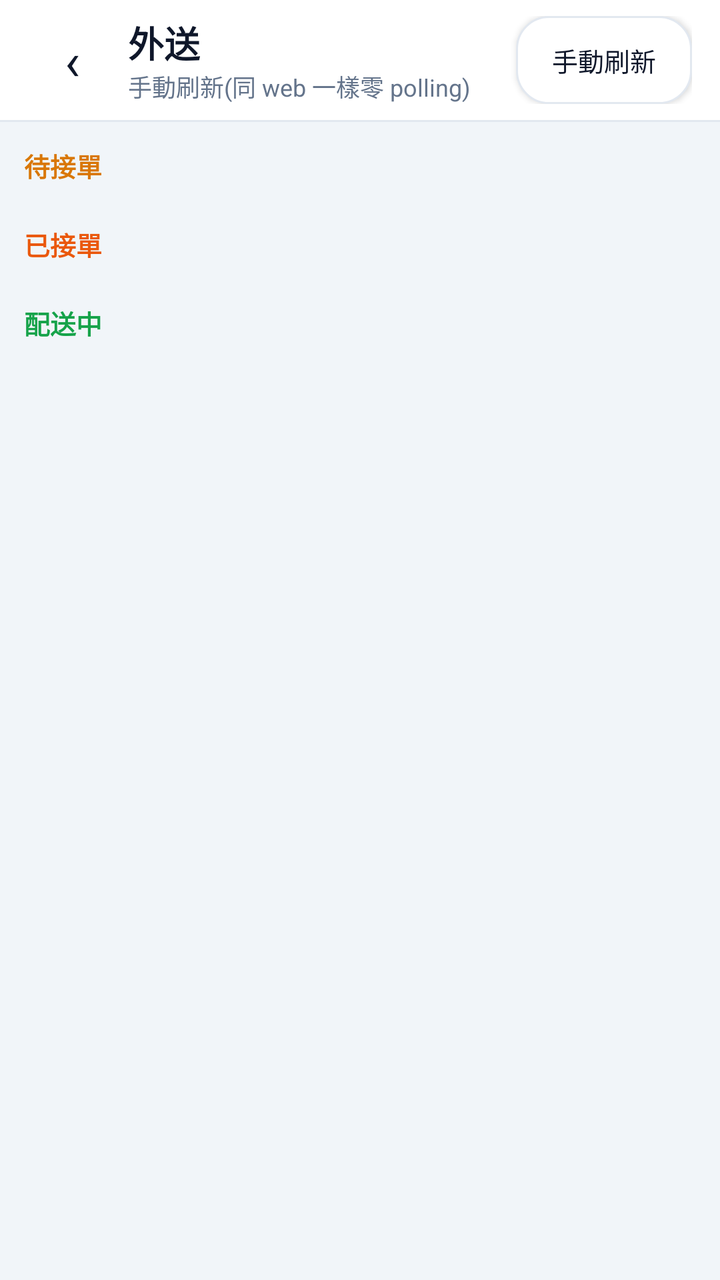
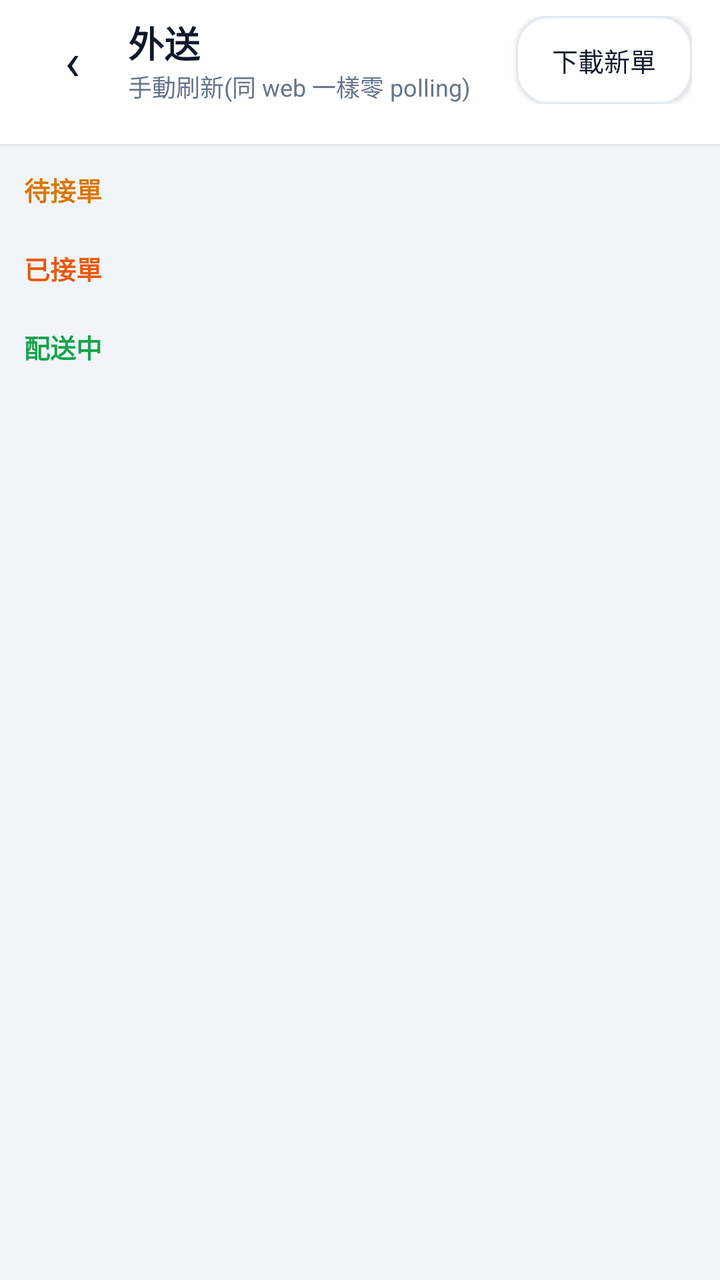

Two renders of the same Android screen: before a commit and after it. Below are the layout's source before the change and the commit's diff.
<!-- AndroidManifest.xml: application theme Theme.MacauposNative -->
<!-- res/layout/activity_delivery.xml -->
<?xml version="1.0" encoding="utf-8"?>
<LinearLayout xmlns:android="http://schemas.android.com/apk/res/android"
    android:layout_width="match_parent"
    android:layout_height="match_parent"
    android:background="@color/bg_screen"
    android:fitsSystemWindows="true"
    android:orientation="vertical">

    <LinearLayout
        android:layout_width="match_parent"
        android:layout_height="wrap_content"
        android:background="@color/card"
        android:gravity="center_vertical"
        android:orientation="horizontal"
        android:paddingHorizontal="14dp"
        android:paddingVertical="8dp">

        <TextView
            android:id="@+id/btnBack"
            android:layout_width="44dp"
            android:layout_height="44dp"
            android:gravity="center"
            android:text="‹"
            android:textColor="@color/text_primary"
            android:textSize="26sp" />

        <LinearLayout
            android:layout_width="0dp"
            android:layout_height="wrap_content"
            android:layout_marginStart="6dp"
            android:layout_weight="1"
            android:orientation="vertical">

            <TextView
                android:layout_width="wrap_content"
                android:layout_height="wrap_content"
                android:text="外送"
                android:textColor="@color/slate_900"
                android:textSize="18sp"
                android:textStyle="bold" />

            <TextView
                android:id="@+id/txtHint"
                android:layout_width="wrap_content"
                android:layout_height="wrap_content"
                android:text="手動刷新(同 web 一樣零 polling)"
                android:textColor="@color/text_secondary"
                android:textSize="12sp" />
        </LinearLayout>

        <Button
            android:id="@+id/btnRefresh"
            android:layout_width="wrap_content"
            android:layout_height="44dp"
            android:background="@drawable/bg_btn_outline"
            android:paddingHorizontal="16dp"
            android:text="手動刷新"
            android:textColor="@color/text_primary"
            android:textSize="13sp" />
    </LinearLayout>

    <View
        android:layout_width="match_parent"
        android:layout_height="1dp"
        android:background="@color/card_border" />

    <ScrollView
        android:layout_width="match_parent"
        android:layout_height="0dp"
        android:layout_weight="1">

        <LinearLayout
            android:layout_width="match_parent"
            android:layout_height="wrap_content"
            android:orientation="vertical"
            android:padding="12dp">

            <LinearLayout
                android:layout_width="match_parent"
                android:layout_height="wrap_content"
                android:orientation="vertical">

                <TextView
                    android:layout_width="match_parent"
                    android:layout_height="wrap_content"
                    android:text="待接單"
                    android:textColor="@color/warn_amber"
                    android:textSize="13sp"
                    android:textStyle="bold" />

                <LinearLayout
                    android:id="@+id/colNew"
                    android:layout_width="match_parent"
                    android:layout_height="wrap_content"
                    android:layout_marginTop="6dp"
                    android:orientation="vertical" />
            </LinearLayout>

            <LinearLayout
                android:layout_width="match_parent"
                android:layout_height="wrap_content"
                android:layout_marginTop="14dp"
                android:orientation="vertical">

                <TextView
                    android:layout_width="match_parent"
                    android:layout_height="wrap_content"
                    android:text="已接單"
                    android:textColor="@color/accent_deep"
                    android:textSize="13sp"
                    android:textStyle="bold" />

                <LinearLayout
                    android:id="@+id/colAccepted"
                    android:layout_width="match_parent"
                    android:layout_height="wrap_content"
                    android:layout_marginTop="6dp"
                    android:orientation="vertical" />
            </LinearLayout>

            <LinearLayout
                android:layout_width="match_parent"
                android:layout_height="wrap_content"
                android:layout_marginTop="14dp"
                android:orientation="vertical">

                <TextView
                    android:layout_width="match_parent"
                    android:layout_height="wrap_content"
                    android:text="配送中"
                    android:textColor="@color/ok_green"
                    android:textSize="13sp"
                    android:textStyle="bold" />

                <LinearLayout
                    android:id="@+id/colPickedUp"
                    android:layout_width="match_parent"
                    android:layout_height="wrap_content"
                    android:layout_marginTop="6dp"
                    android:orientation="vertical" />
            </LinearLayout>
        </LinearLayout>
    </ScrollView>
</LinearLayout>
<!-- resources referenced by this layout -->
<resources>
  <color name="accent_deep">#EA580C</color>
  <color name="bg_screen">#F1F5F9</color>
  <color name="card">#FFFFFF</color>
  <color name="card_border">#E2E8F0</color>
  <color name="ok_green">#16A34A</color>
  <color name="slate_900">#0F172A</color>
  <color name="text_primary">#0F172A</color>
  <color name="text_secondary">#64748B</color>
  <color name="warn_amber">#D97706</color>
  <!-- drawable bg_btn_outline (drawable) -->
  <?xml version="1.0" encoding="utf-8"?>
  <selector xmlns:android="http://schemas.android.com/apk/res/android">
      <item android:state_pressed="true">
          <shape android:shape="rectangle">
              <solid android:color="@color/chip_bg" />
              <corners android:radius="16dp" />
              <stroke android:width="1dp" android:color="@color/text_faint" />
          </shape>
      </item>
      <item>
          <shape android:shape="rectangle">
              <solid android:color="@color/card" />
              <corners android:radius="16dp" />
              <stroke android:width="1dp" android:color="@color/card_border" />
          </shape>
      </item>
  </selector>
  <style name="Theme.MacauposNative" parent="android:Theme.Material.Light.NoActionBar">
          <item name="android:statusBarColor">#F1F5F9</item>
          <item name="android:navigationBarColor">#FFFFFF</item>
          <item name="android:windowBackground">#F1F5F9</item>
          <item name="android:colorAccent">#F97316</item>
          <item name="android:windowLightStatusBar">true</item>
      </style>
  <color name="chip_bg">#F8FAFC</color>
  <color name="text_faint">#94A3B8</color>
</resources>

<!-- the commit's change to res/layout/activity_delivery.xml (unified diff, before → after) -->
@@ -54,10 +54,26 @@
             android:layout_height="44dp"
             android:background="@drawable/bg_btn_outline"
             android:paddingHorizontal="16dp"
-            android:text="手動刷新"
+            android:text="下載新單"
             android:textColor="@color/text_primary"
             android:textSize="13sp" />
     </LinearLayout>
+
+    
+    <HorizontalScrollView
+        android:layout_width="match_parent"
+        android:layout_height="wrap_content"
+        android:background="@color/card"
+        android:scrollbars="none">
+
+        <LinearLayout
+            android:id="@+id/chipsStatus"
+            android:layout_width="wrap_content"
+            android:layout_height="wrap_content"
+            android:orientation="horizontal"
+            android:paddingHorizontal="14dp"
+            android:paddingVertical="6dp" />
+    </HorizontalScrollView>
 
     <View
         android:layout_width="match_parent"
